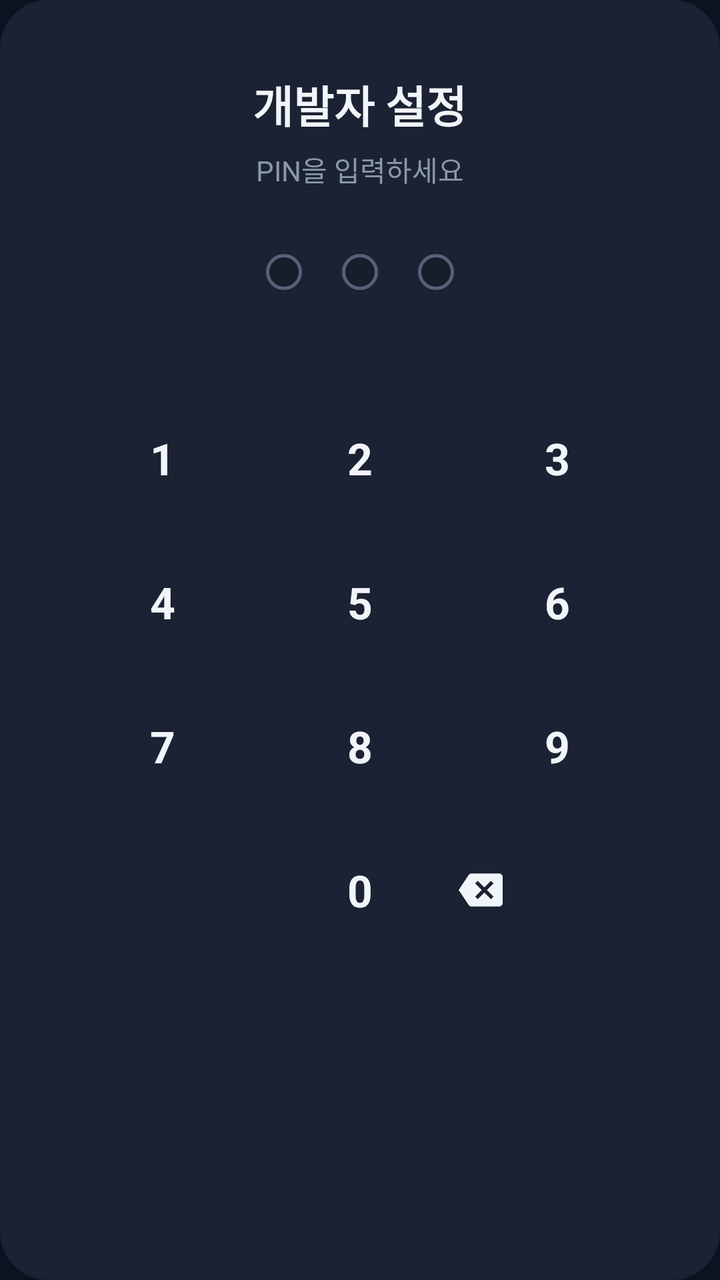
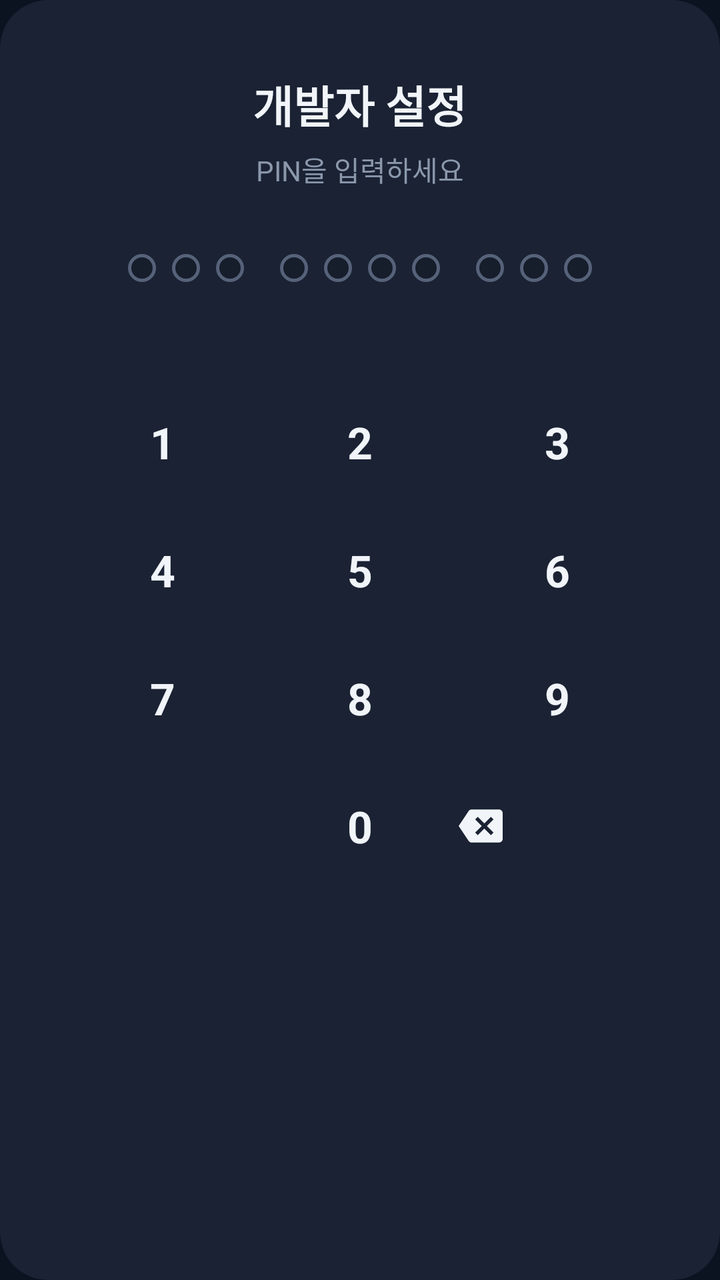

Compare the two renders of this Android layout. The source of the first and the diff that turns it into the second are given below.
<!-- AndroidManifest.xml: application theme Theme.SafeAlert -->
<!-- res/layout/dialog_pin.xml -->
<?xml version="1.0" encoding="utf-8"?>
<LinearLayout xmlns:android="http://schemas.android.com/apk/res/android"
    android:layout_width="match_parent"
    android:layout_height="wrap_content"
    android:orientation="vertical"
    android:paddingStart="@dimen/sa_space_xxl"
    android:paddingEnd="@dimen/sa_space_xxl"
    android:paddingTop="36dp"
    android:paddingBottom="28dp"
    android:background="@drawable/shape_dialog_bg">

    <TextView
        android:layout_width="wrap_content"
        android:layout_height="wrap_content"
        android:layout_gravity="center_horizontal"
        android:text="개발자 설정"
        android:textSize="@dimen/sa_type_display"
        android:textStyle="bold"
        android:textColor="@color/sa_text_primary" />

    <TextView
        android:layout_width="wrap_content"
        android:layout_height="wrap_content"
        android:layout_gravity="center_horizontal"
        android:layout_marginTop="6dp"
        android:text="PIN을 입력하세요"
        android:textSize="@dimen/sa_type_value"
        android:textColor="@color/sa_text_tertiary" />

    
    <LinearLayout
        android:layout_width="wrap_content"
        android:layout_height="wrap_content"
        android:layout_gravity="center_horizontal"
        android:layout_marginTop="@dimen/sa_space_xxl"
        android:layout_marginBottom="@dimen/sa_space_md"
        android:orientation="horizontal">
        <View android:id="@+id/dot1" android:layout_width="18dp" android:layout_height="18dp"
            android:layout_marginEnd="20dp" android:background="@drawable/shape_pin_dot_empty"/>
        <View android:id="@+id/dot2" android:layout_width="18dp" android:layout_height="18dp"
            android:layout_marginEnd="20dp" android:background="@drawable/shape_pin_dot_empty"/>
        <View android:id="@+id/dot3" android:layout_width="18dp" android:layout_height="18dp"
            android:background="@drawable/shape_pin_dot_empty"/>
    </LinearLayout>

    
    <TextView
        android:id="@+id/tv_error"
        android:layout_width="wrap_content"
        android:layout_height="24dp"
        android:layout_gravity="center_horizontal"
        android:layout_marginBottom="@dimen/sa_space_md"
        android:text="PIN이 올바르지 않습니다"
        android:textSize="@dimen/sa_type_body"
        android:textColor="@color/sa_danger"
        android:visibility="invisible" />

    
    <LinearLayout android:layout_width="match_parent" android:layout_height="72dp" android:orientation="horizontal">
        <TextView android:id="@+id/btn1" style="@style/PinButton" android:text="1"/>
        <TextView android:id="@+id/btn2" style="@style/PinButton" android:text="2"/>
        <TextView android:id="@+id/btn3" style="@style/PinButton" android:text="3"/>
    </LinearLayout>
    <LinearLayout android:layout_width="match_parent" android:layout_height="72dp" android:orientation="horizontal">
        <TextView android:id="@+id/btn4" style="@style/PinButton" android:text="4"/>
        <TextView android:id="@+id/btn5" style="@style/PinButton" android:text="5"/>
        <TextView android:id="@+id/btn6" style="@style/PinButton" android:text="6"/>
    </LinearLayout>
    <LinearLayout android:layout_width="match_parent" android:layout_height="72dp" android:orientation="horizontal">
        <TextView android:id="@+id/btn7" style="@style/PinButton" android:text="7"/>
        <TextView android:id="@+id/btn8" style="@style/PinButton" android:text="8"/>
        <TextView android:id="@+id/btn9" style="@style/PinButton" android:text="9"/>
    </LinearLayout>
    <LinearLayout android:layout_width="match_parent" android:layout_height="72dp" android:orientation="horizontal">
        <Space android:layout_width="0dp" android:layout_height="match_parent" android:layout_weight="1"/>
        <TextView android:id="@+id/btn0" style="@style/PinButton" android:text="0"/>
        <TextView android:id="@+id/btn_back" style="@style/PinButton" android:drawableStart="@drawable/ic_backspace" android:drawableTint="@color/sa_text_primary" android:contentDescription="지우기"/>
    </LinearLayout>

</LinearLayout>
<!-- resources referenced by this layout -->
<resources>
  <color name="sa_danger">#FB7185</color>
  <color name="sa_text_primary">#F1F5F9</color>
  <color name="sa_text_tertiary">#8B98AC</color>
  <dimen name="sa_space_md">12dp</dimen>
  <dimen name="sa_space_xxl">32dp</dimen>
  <dimen name="sa_type_body">13sp</dimen>
  <dimen name="sa_type_display">22sp</dimen>
  <dimen name="sa_type_value">14sp</dimen>
  <!-- drawable ic_backspace (drawable) -->
  <?xml version="1.0" encoding="utf-8"?>
  <vector xmlns:android="http://schemas.android.com/apk/res/android"
      android:width="22dp"
      android:height="22dp"
      android:viewportWidth="24"
      android:viewportHeight="24">
      <path
          android:fillColor="#FFFFFF"
          android:pathData="M22,3H7c-0.69,0 -1.23,0.35 -1.59,0.88L0,12l5.41,8.11c0.36,0.53 0.9,0.89 1.59,0.89h15c1.1,0 2,-0.9 2,-2V5c0,-1.1 -0.9,-2 -2,-2zM19,15.59L17.59,17 14,13.41 10.41,17 9,15.59 12.59,12 9,8.41 10.41,7 14,10.59 17.59,7 19,8.41 15.41,12 19,15.59z" />
  </vector>
  <!-- drawable shape_dialog_bg (drawable) -->
  <?xml version="1.0" encoding="utf-8"?>
  <shape xmlns:android="http://schemas.android.com/apk/res/android" android:shape="rectangle">
      <solid android:color="@color/sa_surface"/>
      <corners android:radius="@dimen/sa_radius_lg"/>
  </shape>
  <!-- drawable shape_pin_dot_empty (drawable) -->
  <?xml version="1.0" encoding="utf-8"?>
  <shape xmlns:android="http://schemas.android.com/apk/res/android" android:shape="oval">
      <stroke android:width="1.5dp" android:color="@color/sa_stroke"/>
      <solid android:color="@color/sa_surface_alt"/>
  </shape>
  <style name="PinButton">
          <item name="android:layout_width">0dp</item>
          <item name="android:layout_height">match_parent</item>
          <item name="android:layout_weight">1</item>
          <item name="android:gravity">center</item>
          <item name="android:minHeight">@dimen/sa_touch_min</item>
          <item name="android:textSize">@dimen/sa_type_display</item>
          <item name="android:textStyle">bold</item>
          <item name="android:textColor">@color/sa_text_primary</item>
          <item name="android:background">?attr/selectableItemBackground</item>
          <item name="android:clickable">true</item>
          <item name="android:focusable">true</item>
      </style>
  <color name="sa_surface">#1A2233</color>
  <dimen name="sa_radius_lg">24dp</dimen>
  <color name="sa_stroke">#56627A</color>
  <color name="sa_surface_alt">#161D2B</color>
  <dimen name="sa_touch_min">48dp</dimen>
  <color name="sa_accent">#7DD3FC</color>
  <color name="sa_accent_dim">#60A5FA</color>
  <color name="sa_on_accent">#0B1220</color>
  <color name="sa_bg">#0B1220</color>
  <color name="sa_text_secondary">#C3CDDC</color>
  <style name="SA.Dialog.Alert" parent="android:Theme.Material.Dialog.Alert">
          <item name="android:colorBackground">@color/sa_surface</item>
          <item name="android:textColorPrimary">@color/sa_text_primary</item>
          <item name="android:textColorSecondary">@color/sa_text_secondary</item>
          <item name="android:colorAccent">@color/sa_accent</item>
          
          <item name="android:buttonBarPositiveButtonStyle">@style/SA.Dialog.Button.Positive</item>
          <item name="android:buttonBarNegativeButtonStyle">@style/SA.Dialog.Button</item>
          <item name="android:buttonBarNeutralButtonStyle">@style/SA.Dialog.Button</item>
      </style>
  <style name="SA.Dialog.Button.Positive">
          <item name="android:textColor">@color/sa_accent</item>
      </style>
  <style name="SA.Dialog.Button" parent="android:Widget.Material.Button.Borderless">
          <item name="android:textColor">@color/sa_text_secondary</item>
      </style>
  <!-- unchanged entries left out for length: 1 -->
</resources>

<!-- the commit's change to res/layout/dialog_pin.xml (unified diff, before → after) -->
@@ -10,6 +10,7 @@
     android:background="@drawable/shape_dialog_bg">
 
     <TextView
+        android:id="@+id/tv_title"
         android:layout_width="wrap_content"
         android:layout_height="wrap_content"
         android:layout_gravity="center_horizontal"
@@ -19,13 +20,27 @@
         android:textColor="@color/sa_text_primary" />
 
     <TextView
+        android:id="@+id/tv_sub"
         android:layout_width="wrap_content"
         android:layout_height="wrap_content"
         android:layout_gravity="center_horizontal"
         android:layout_marginTop="6dp"
+        android:gravity="center"
         android:text="PIN을 입력하세요"
         android:textSize="@dimen/sa_type_value"
         android:textColor="@color/sa_text_tertiary" />
+
+    
+    <TextView
+        android:id="@+id/tv_steps"
+        android:layout_width="wrap_content"
+        android:layout_height="wrap_content"
+        android:layout_gravity="center_horizontal"
+        android:layout_marginTop="8dp"
+        android:gravity="center"
+        android:textSize="13sp"
+        android:textColor="@color/sa_text_tertiary"
+        android:visibility="gone" />
 
     
     <LinearLayout
@@ -35,12 +50,16 @@
         android:layout_marginTop="@dimen/sa_space_xxl"
         android:layout_marginBottom="@dimen/sa_space_md"
         android:orientation="horizontal">
-        <View android:id="@+id/dot1" android:layout_width="18dp" android:layout_height="18dp"
-            android:layout_marginEnd="20dp" android:background="@drawable/shape_pin_dot_empty"/>
-        <View android:id="@+id/dot2" android:layout_width="18dp" android:layout_height="18dp"
-            android:layout_marginEnd="20dp" android:background="@drawable/shape_pin_dot_empty"/>
-        <View android:id="@+id/dot3" android:layout_width="18dp" android:layout_height="18dp"
-            android:background="@drawable/shape_pin_dot_empty"/>
+        <View android:id="@+id/dot1" android:layout_width="14dp" android:layout_height="14dp" android:layout_marginEnd="8dp" android:background="@drawable/shape_pin_dot_empty"/>
+        <View android:id="@+id/dot2" android:layout_width="14dp" android:layout_height="14dp" android:layout_marginEnd="8dp" android:background="@drawable/shape_pin_dot_empty"/>
+        <View android:id="@+id/dot3" android:layout_width="14dp" android:layout_height="14dp" android:background="@drawable/shape_pin_dot_empty"/>
+        <View android:id="@+id/dot4" android:layout_width="14dp" android:layout_height="14dp" android:layout_marginStart="18dp" android:layout_marginEnd="8dp" android:background="@drawable/shape_pin_dot_empty"/>
+        <View android:id="@+id/dot5" android:layout_width="14dp" android:layout_height="14dp" android:layout_marginEnd="8dp" android:background="@drawable/shape_pin_dot_empty"/>
+        <View android:id="@+id/dot6" android:layout_width="14dp" android:layout_height="14dp" android:layout_marginEnd="8dp" android:background="@drawable/shape_pin_dot_empty"/>
+        <View android:id="@+id/dot7" android:layout_width="14dp" android:layout_height="14dp" android:background="@drawable/shape_pin_dot_empty"/>
+        <View android:id="@+id/dot8" android:layout_width="14dp" android:layout_height="14dp" android:layout_marginStart="18dp" android:layout_marginEnd="8dp" android:background="@drawable/shape_pin_dot_empty"/>
+        <View android:id="@+id/dot9" android:layout_width="14dp" android:layout_height="14dp" android:layout_marginEnd="8dp" android:background="@drawable/shape_pin_dot_empty"/>
+        <View android:id="@+id/dot10" android:layout_width="14dp" android:layout_height="14dp" android:background="@drawable/shape_pin_dot_empty"/>
     </LinearLayout>
 
     
@@ -56,25 +75,41 @@
         android:visibility="invisible" />
 
     
-    <LinearLayout android:layout_width="match_parent" android:layout_height="72dp" android:orientation="horizontal">
+    <LinearLayout android:layout_width="match_parent" android:layout_height="64dp" android:orientation="horizontal">
         <TextView android:id="@+id/btn1" style="@style/PinButton" android:text="1"/>
         <TextView android:id="@+id/btn2" style="@style/PinButton" android:text="2"/>
         <TextView android:id="@+id/btn3" style="@style/PinButton" android:text="3"/>
     </LinearLayout>
-    <LinearLayout android:layout_width="match_parent" android:layout_height="72dp" android:orientation="horizontal">
+    <LinearLayout android:layout_width="match_parent" android:layout_height="64dp" android:orientation="horizontal">
         <TextView android:id="@+id/btn4" style="@style/PinButton" android:text="4"/>
         <TextView android:id="@+id/btn5" style="@style/PinButton" android:text="5"/>
         <TextView android:id="@+id/btn6" style="@style/PinButton" android:text="6"/>
     </LinearLayout>
-    <LinearLayout android:layout_width="match_parent" android:layout_height="72dp" android:orientation="horizontal">
+    <LinearLayout android:layout_width="match_parent" android:layout_height="64dp" android:orientation="horizontal">
         <TextView android:id="@+id/btn7" style="@style/PinButton" android:text="7"/>
         <TextView android:id="@+id/btn8" style="@style/PinButton" android:text="8"/>
         <TextView android:id="@+id/btn9" style="@style/PinButton" android:text="9"/>
     </LinearLayout>
-    <LinearLayout android:layout_width="match_parent" android:layout_height="72dp" android:orientation="horizontal">
+    <LinearLayout android:layout_width="match_parent" android:layout_height="64dp" android:orientation="horizontal">
         <Space android:layout_width="0dp" android:layout_height="match_parent" android:layout_weight="1"/>
         <TextView android:id="@+id/btn0" style="@style/PinButton" android:text="0"/>
         <TextView android:id="@+id/btn_back" style="@style/PinButton" android:drawableStart="@drawable/ic_backspace" android:drawableTint="@color/sa_text_primary" android:contentDescription="지우기"/>
     </LinearLayout>
 
+    
+    <TextView
+        android:id="@+id/tv_forgot"
+        android:layout_width="wrap_content"
+        android:layout_height="wrap_content"
+        android:layout_gravity="center_horizontal"
+        android:minHeight="48dp"
+        android:gravity="center"
+        android:paddingStart="16dp"
+        android:paddingEnd="16dp"
+        android:text="PIN을 모르시나요?"
+        android:textSize="14sp"
+        android:textStyle="bold"
+        android:textColor="@color/sa_accent"
+        android:visibility="gone" />
+
 </LinearLayout>
